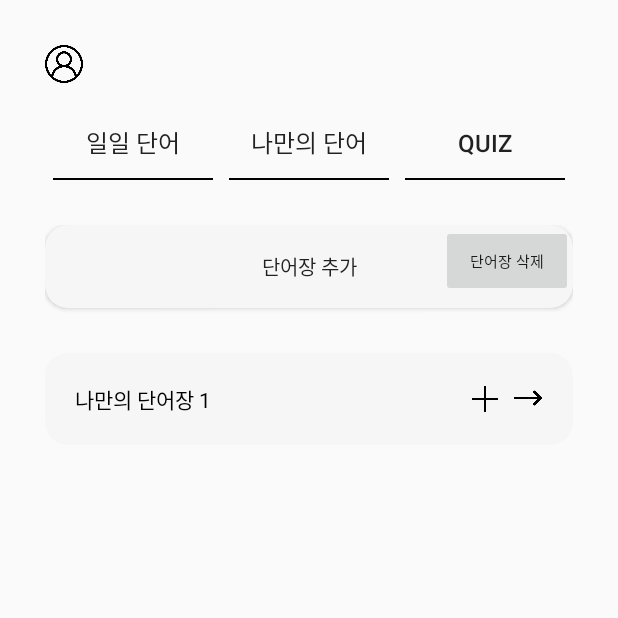
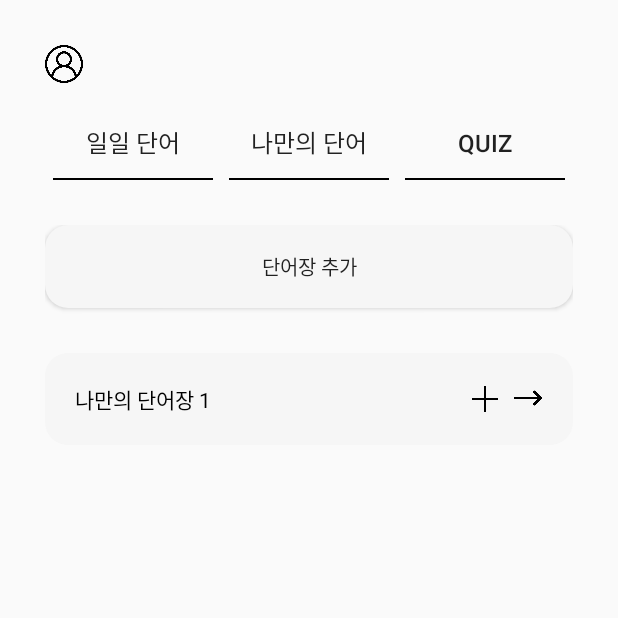
Before and after one commit to DahyeLee2232/WordDB, an Android app: the screen it shows after launch (WWmainActivity), after a tap on "나만의 단어", on a phone screen of 412 x 824 dp, the top half of it. Run offline under Robolectric (Android 15) with nearby library versions, the phone set to English and light mode, and no system bars.

Commit message:
delete launcher and button

```diff
--- a/app/src/main/AndroidManifest.xml
+++ b/app/src/main/AndroidManifest.xml
@@ -25,11 +25,6 @@
         <activity
             android:name=".WordListSelect"
             android:exported="true">
-            <intent-filter>
-                <action android:name="android.intent.action.MAIN" />
-
-                <category android:name="android.intent.category.LAUNCHER" />
-            </intent-filter>
         </activity>
         <activity
             android:name=".Quiz1_retry"
--- a/app/src/main/res/layout/fragment_myword.xml
+++ b/app/src/main/res/layout/fragment_myword.xml
@@ -12,17 +12,7 @@
         android:background="@drawable/radius"
 
         android:text="단어장 추가"
-        android:textSize="13sp"
-        android:layout_toLeftOf="@+id/del_Btn"/>
-
-    <Button
-        android:id="@+id/del_Btn"
-        android:layout_width="wrap_content"
-        android:layout_height="wrap_content"
-        android:text="단어장 삭제"
-        android:textSize="10dp"
-        android:layout_alignParentRight="true"
-        android:layout_alignParentTop="true"/>
+        android:textSize="13sp"/>
 
     <ExpandableListView
         android:id="@+id/expandable_wordlist"
```
